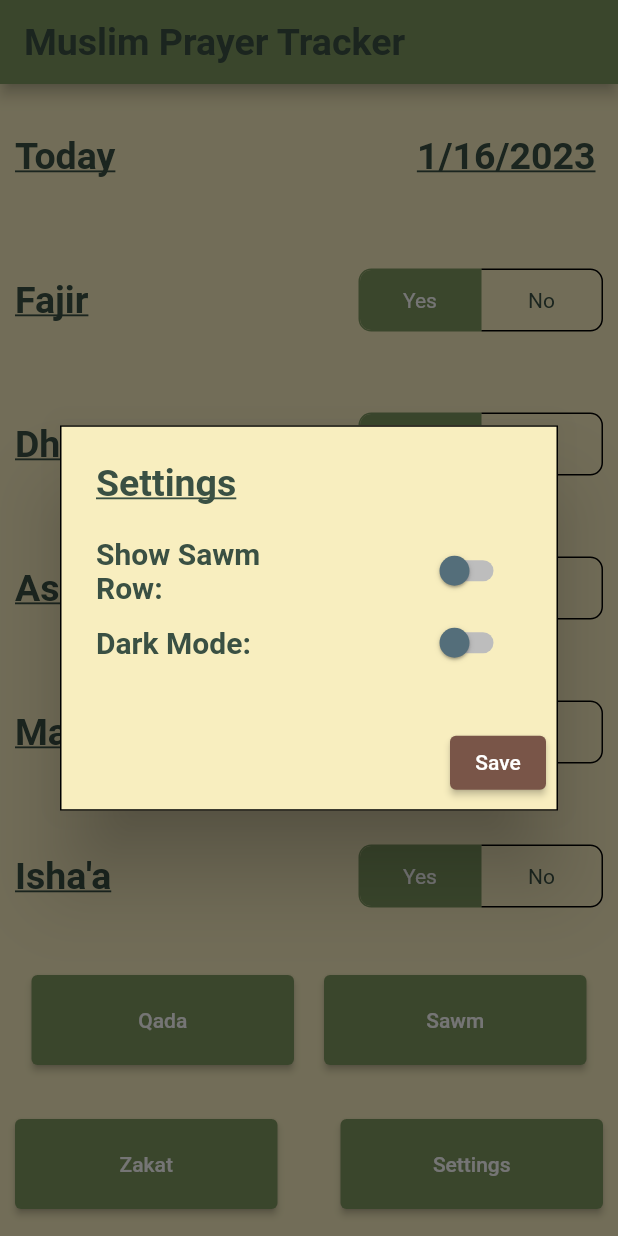
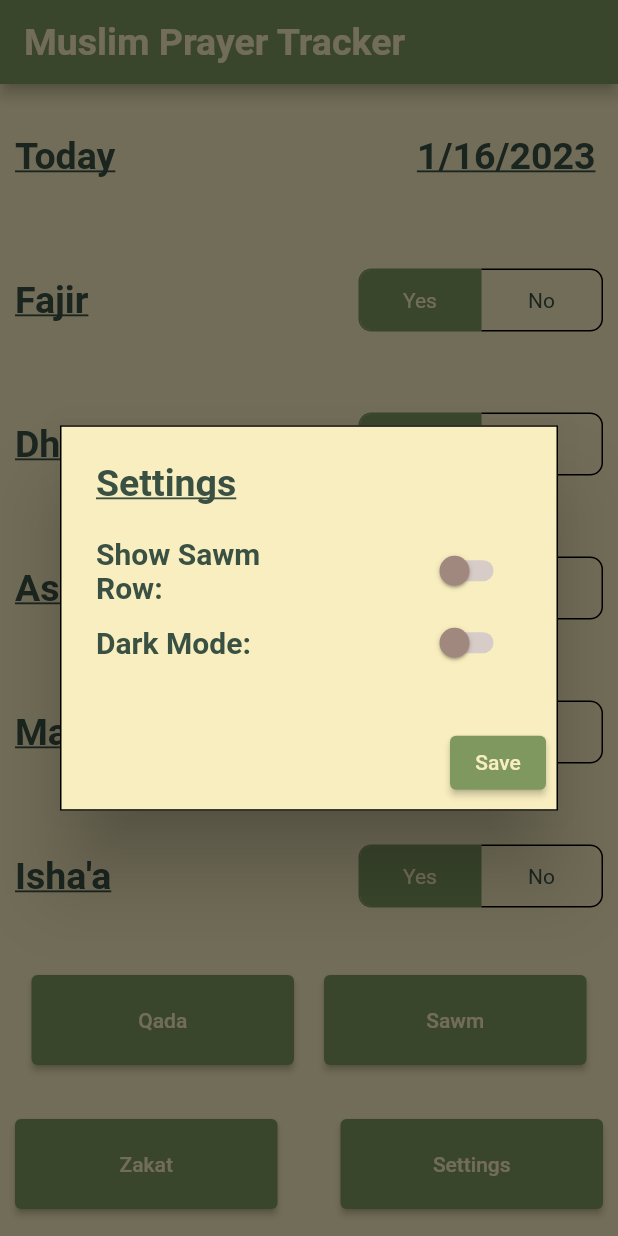
Before and after one commit to KhaledKorfali2/prayer_tracker_app, a Flutter app: the screen it shows after launch, after a tap on "Settings", on a phone screen of 412 x 824 dp. Run offline on Flutter 3.47's test engine with Material 2 defaults, Android fonts, the phone set to English and light mode, and no system bars; our stand-ins replace shared_preferences, synchronized.

Commit message:
Finalized Design Before Publishing

```diff
--- a/lib/main.dart
+++ b/lib/main.dart
@@ -48,9 +48,9 @@ class MyApp extends StatelessWidget {
     var darkestGreen = const Color(0xFF3a5043);
     return MaterialApp(
       title: 'Muslim Prayer Tracker',
-      theme: ThemeData(
+      /*theme: ThemeData(
         primarySwatch: Colors.brown
-      ),
+      ),*/
       home: const MyHomePage(title: 'Muslim Prayer Tracker'),
     );
   }
@@ -574,6 +574,9 @@ class _MyHomePageState extends State<MyHomePage> {
       var midGreen = const Color(0xff7f9860);
       var darkGreen = const Color(0xff04373b);
       var darkestGreen = const Color(0xff3a5043);
+      var lightYellow = const Color(0xffecf3b0);
+      var darkModeButtons = Colors.green[300];
+      var darkModeText = const Color(0xffb9eedc);
      if(isSwitchedDarkMode == false)
        {
          textCol = darkestGreen;
@@ -582,19 +585,29 @@ class _MyHomePageState extends State<MyHomePage> {
          borderCol = Colors.black;
          elevatedButtonCol = midGreen;
          toggleButtonCol = midGreen;
+         saveButtonCol = Colors.brown;
          toggleButtonBorderCol = darkestGreen;
          elevatedButtonBorderCol = darkestGreen;
+         activeToggleColor = Colors.brown;
+         activeTrackColor = Colors.brown.shade300;
+         inavtiveThumbColor = Colors.brown.shade300;
+         inavtiveTrackColor = Colors.brown.shade100;
        }
      else if(isSwitchedDarkMode == true)
      {
-       textCol = Colors.white;
+       textCol = darkModeText;
        textFieldCol = Colors.white54;
        backgroundCol = darkGreen;
        borderCol = Colors.white;
-       elevatedButtonCol = Colors.green[200];
-       toggleButtonCol = Colors.green[200];
+       elevatedButtonCol = darkModeButtons;
+       toggleButtonCol = darkModeButtons;
+       saveButtonCol = Colors.teal;
        toggleButtonBorderCol = Colors.green[700];
        elevatedButtonBorderCol = Colors.green[700];
+       activeToggleColor = darkestGreen;
+       activeTrackColor = darkModeButtons;
+       inavtiveThumbColor = Colors.blueGrey.shade600;
+       inavtiveTrackColor = Colors.grey.shade400;
      }
     });
   }
@@ -626,8 +639,13 @@ class _MyHomePageState extends State<MyHomePage> {
   var borderCol = Colors.black;
   var toggleButtonCol = Colors.green[200];
   var elevatedButtonCol = Colors.green[700];
+  var saveButtonCol = Colors.brown;
   var toggleButtonBorderCol =  Colors.green[200];
   var elevatedButtonBorderCol = Colors.green[700];
+  var activeToggleColor = Colors.green[700];
+  var activeTrackColor = Colors.green[200];
+  var inavtiveThumbColor = Colors.blueGrey.shade600;
+  var inavtiveTrackColor = Colors.grey.shade400;
 
   //Font sizes and margins
   static const double fontSiz = 25;
@@ -683,7 +701,7 @@ class _MyHomePageState extends State<MyHomePage> {
         style: TextStyle(
           fontWeight: FontWeight.bold,
           fontSize: fontSiz,
-          color: textCol,
+          color: backgroundCol,
         )
         ),
       ),
@@ -758,7 +776,7 @@ class _MyHomePageState extends State<MyHomePage> {
                         borderRadius: const BorderRadius.all(Radius.circular(8)),
                         borderColor: borderCol,
                         selectedBorderColor: elevatedButtonCol,
-                        selectedColor: Colors.white,
+                        selectedColor: backgroundCol,
                         fillColor: toggleButtonCol,
                         color: textCol,
                         constraints: const BoxConstraints(
@@ -808,7 +826,7 @@ class _MyHomePageState extends State<MyHomePage> {
                         borderRadius: const BorderRadius.all(Radius.circular(8)),
                         borderColor: borderCol,
                         selectedBorderColor: elevatedButtonCol,
-                        selectedColor: Colors.white,
+                        selectedColor: backgroundCol,
                         fillColor: toggleButtonCol,
                         color: textCol,
                         constraints: const BoxConstraints(
@@ -858,7 +876,7 @@ class _MyHomePageState extends State<MyHomePage> {
                         borderRadius: const BorderRadius.all(Radius.circular(8)),
                         borderColor: borderCol,
                         selectedBorderColor: elevatedButtonCol,
-                        selectedColor: Colors.white,
+                        selectedColor: backgroundCol,
                         fillColor: toggleButtonCol,
                         color: textCol,
                         constraints: const BoxConstraints(
@@ -908,7 +926,7 @@ class _MyHomePageState extends State<MyHomePage> {
                         borderRadius: const BorderRadius.all(Radius.circular(8)),
                         borderColor: borderCol,
                         selectedBorderColor: elevatedButtonCol,
-                        selectedColor: Colors.white,
+                        selectedColor: backgroundCol,
                         fillColor: toggleButtonCol,
                         color: textCol,
                         constraints: const BoxConstraints(
@@ -958,7 +976,7 @@ class _MyHomePageState extends State<MyHomePage> {
                         borderRadius: const BorderRadius.all(Radius.circular(8)),
                         borderColor: borderCol,
                         selectedBorderColor: elevatedButtonCol,
-                        selectedColor: Colors.white,
+                          selectedColor: backgroundCol,
                         fillColor: toggleButtonCol,
                         color: textCol,
                         constraints: const BoxConstraints(
@@ -1009,7 +1027,7 @@ class _MyHomePageState extends State<MyHomePage> {
                           borderRadius: const BorderRadius.all(Radius.circular(8)),
                           borderColor: textCol,
                           selectedBorderColor: elevatedButtonCol,
-                          selectedColor: Colors.white,
+                          selectedColor: backgroundCol,
                           fillColor: toggleButtonCol,
                           color: textCol,
                           constraints: const BoxConstraints(
@@ -1035,6 +1053,7 @@ class _MyHomePageState extends State<MyHomePage> {
                     child: ElevatedButton(
                       style: ButtonStyle(
                         backgroundColor: MaterialStateProperty.all(elevatedButtonCol),
+                        foregroundColor:  MaterialStateProperty.all(backgroundCol),
                       ),
                       onPressed: (){
                         SharedPreferences.getInstance().then((pref) {
@@ -1340,6 +1359,11 @@ class _MyHomePageState extends State<MyHomePage> {
                                             Navigator.of(context).pop();
                                           },
                                           child: const Text('Save'),
+                                          style: ButtonStyle(
+                                            backgroundColor: MaterialStateProperty.all(elevatedButtonCol),
+                                            foregroundColor:  MaterialStateProperty.all(backgroundCol),
+                                          ),
+
                                         ),
                                       ],
                                     );
@@ -1350,6 +1374,7 @@ class _MyHomePageState extends State<MyHomePage> {
                       child: const Text(
                           "Qada"
                       ),
+
                     ),
                   ),
                   //const Spacer(),
@@ -1360,6 +1385,7 @@ class _MyHomePageState extends State<MyHomePage> {
                     child: ElevatedButton(
                       style: ButtonStyle(
                         backgroundColor: MaterialStateProperty.all(elevatedButtonCol),
+                        foregroundColor:  MaterialStateProperty.all(backgroundCol),
                       ),
                       onPressed: (){
                         SharedPreferences.getInstance().then((pref) {
@@ -1508,6 +1534,10 @@ class _MyHomePageState extends State<MyHomePage> {
                                 Navigator.of(context).pop();
                               },
                               child: const Text('Save'),
+                              style: ButtonStyle(
+                                backgroundColor: MaterialStateProperty.all(elevatedButtonCol),
+                                foregroundColor:  MaterialStateProperty.all(backgroundCol),
+                              ),
                             ),
                           ],
                         )
@@ -1532,6 +1562,7 @@ class _MyHomePageState extends State<MyHomePage> {
                     child: ElevatedButton(
                       style: ButtonStyle(
                         backgroundColor: MaterialStateProperty.all(elevatedButtonCol),
+                        foregroundColor:  MaterialStateProperty.all(backgroundCol),
                       ),
                       onPressed: (){
                         showDialog(
@@ -1692,6 +1723,10 @@ class _MyHomePageState extends State<MyHomePage> {
                                     Navigator.of(context).pop();
                                   },
                                   child: const Text('Save'),
+                                  style: ButtonStyle(
+                                    backgroundColor: MaterialStateProperty.all(elevatedButtonCol),
+                                    foregroundColor:  MaterialStateProperty.all(backgroundCol),
+                                  ),
                                 ),
                               ],
                             )
@@ -1710,6 +1745,7 @@ class _MyHomePageState extends State<MyHomePage> {
                     child: ElevatedButton(
                       style: ButtonStyle(
                         backgroundColor: MaterialStateProperty.all(elevatedButtonCol),
+                        foregroundColor:  MaterialStateProperty.all(backgroundCol),
                       ),
                       onPressed: (){
                         showDialog(
@@ -1751,10 +1787,10 @@ class _MyHomePageState extends State<MyHomePage> {
                                                   flex: 25,
                                                   child: Switch(
                                                     // thumb color (round icon)
-                                                    activeColor: Colors.green[700],
-                                                    activeTrackColor: Colors.green[200],
-                                                    inactiveThumbColor: Colors.blueGrey.shade600,
-                                                    inactiveTrackColor: Colors.grey.shade400,
+                                                    activeColor: activeToggleColor,
+                                                    activeTrackColor: activeTrackColor,
+                                                    inactiveThumbColor: inavtiveThumbColor,
+                                                    inactiveTrackColor: inavtiveTrackColor,
                                                     splashRadius: 50.0,
                                                     // boolean variable value
                                                     value: isSwitchedSawm,
@@ -1785,10 +1821,10 @@ class _MyHomePageState extends State<MyHomePage> {
                                                   flex: 25,
                                                   child: Switch(
                                                     // thumb color (round icon)
-                                                    activeColor: Colors.green[700],
-                                                    activeTrackColor: Colors.green[200],
-                                                    inactiveThumbColor: Colors.blueGrey.shade600,
-                                                    inactiveTrackColor: Colors.grey.shade400,
+                                                    activeColor: activeToggleColor,
+                                                    activeTrackColor: activeTrackColor,
+                                                    inactiveThumbColor: inavtiveThumbColor,
+                                                    inactiveTrackColor: inavtiveTrackColor,
                                                     splashRadius: 50.0,
                                                     // boolean variable value
                                                     value: isSwitchedDarkMode,
@@ -1812,6 +1848,10 @@ class _MyHomePageState extends State<MyHomePage> {
                                             Navigator.of(context).pop();
                                           },
                                           child: const Text('Save'),
+                                          style: ButtonStyle(
+                                            backgroundColor: MaterialStateProperty.all(elevatedButtonCol),
+                                            foregroundColor:  MaterialStateProperty.all(backgroundCol),
+                                          ),
                                         ),
                                       ],
                                     );
```
